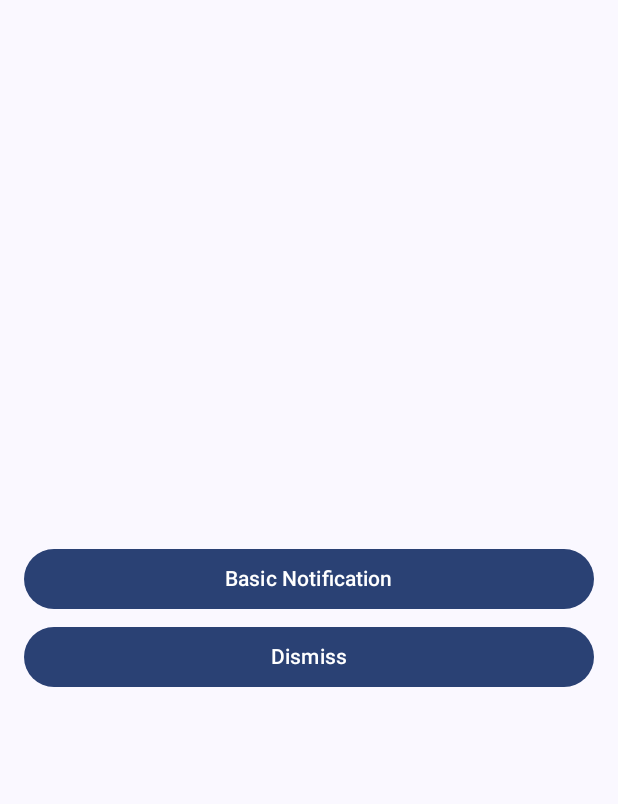
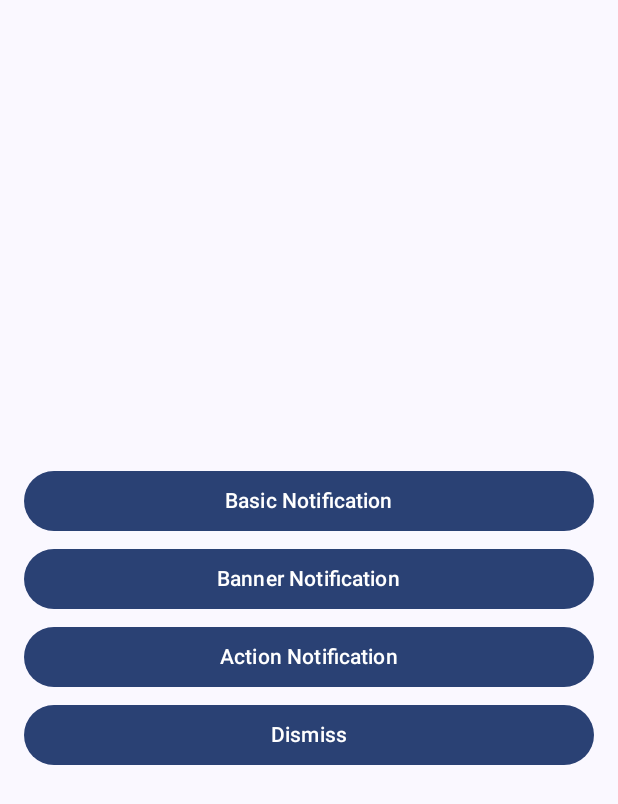
Before and after one commit to anupdey99/AndroidCustomNotifications, an Android app built with Jetpack Compose: the screen it shows after launch (MainActivity), after a tap on "Basic Notification", on a phone screen of 412 x 824 dp. Shown: the top 804 px of the screen. Run offline under Robolectric (Android 15) with nearby library versions, the light colour scheme and no system bars; pictures from the network do not load.

Commit message:
banner and action notification added

```diff
--- a/app/src/main/java/com/anupdey/androidcustomnotifications/MainActivity.kt
+++ b/app/src/main/java/com/anupdey/androidcustomnotifications/MainActivity.kt
@@ -1,91 +1,50 @@
 package com.anupdey.androidcustomnotifications
 
+import android.content.Intent
 import android.os.Bundle
 import androidx.activity.ComponentActivity
 import androidx.activity.compose.setContent
-import androidx.compose.foundation.layout.Arrangement
-import androidx.compose.foundation.layout.Column
-import androidx.compose.foundation.layout.Spacer
-import androidx.compose.foundation.layout.fillMaxSize
-import androidx.compose.foundation.layout.fillMaxWidth
-import androidx.compose.foundation.layout.height
-import androidx.compose.foundation.layout.padding
-import androidx.compose.material3.Button
-import androidx.compose.material3.MaterialTheme
-import androidx.compose.material3.Surface
-import androidx.compose.material3.Text
 import androidx.compose.runtime.Composable
-import androidx.compose.ui.Alignment
-import androidx.compose.ui.Modifier
-import androidx.compose.ui.semantics.contentDescription
-import androidx.compose.ui.semantics.semantics
-import androidx.compose.ui.unit.dp
-import com.anupdey.androidcustomnotifications.data.NotificationData
+import androidx.navigation.NavHostController
+import androidx.navigation.compose.rememberNavController
+import com.anupdey.androidcustomnotifications.nav.NavHostMain
+import com.anupdey.androidcustomnotifications.nav.Screen
 import com.anupdey.androidcustomnotifications.ui.theme.AndroidCustomNotificationsTheme
 import com.anupdey.androidcustomnotifications.util.PermissionUtils
-import com.anupdey.androidcustomnotifications.util.createNotification
-import com.anupdey.androidcustomnotifications.util.createNotificationChannel
-import com.anupdey.androidcustomnotifications.util.showNotification
 
 class MainActivity : ComponentActivity() {
 
+    private lateinit var navController: NavHostController
+
     override fun onCreate(savedInstanceState: Bundle?) {
         super.onCreate(savedInstanceState)
-        setContent { AndroidCustomNotificationsTheme { NotificationTemplate() } }
+        setContent {
+            navController = rememberNavController()
+            AndroidCustomNotificationsTheme { SetupNavController(navController) }
+            handleIntentData(intent)
+        }
 
         PermissionUtils.registerAndRequestNotificationPermission(this)
     }
 
-    @Composable
-    private fun NotificationTemplate() {
-        Surface(
-            modifier = Modifier.fillMaxSize(),
-            color = MaterialTheme.colorScheme.background
-        ) {
-            Column(
-                modifier = Modifier
-                    .fillMaxSize()
-                    .padding(16.dp),
-                horizontalAlignment = Alignment.CenterHorizontally,
-                verticalArrangement = Arrangement.Center
-            ) {
-                Button(
-                    modifier = Modifier
-                        .fillMaxWidth(),
-                    onClick = {
-                        showBasicNotification()
-                    }) {
-                    Text(text = "Basic Notification", modifier = Modifier.semantics {
-                        contentDescription = "This is custom description"
-                    })
-                }
-                Spacer(modifier = Modifier.height(4.dp))
-                Button(
-                    modifier = Modifier
-                        .fillMaxWidth(),
-                    onClick = {
+    override fun onNewIntent(intent: Intent?) {
+        super.onNewIntent(intent)
+        handleIntentData(intent)
+    }
 
-                    }) {
-                    Text(text = "Dismiss")
-                }
+    private fun handleIntentData(intent: Intent?) {
+        intent ?: return
+        val route = intent.getStringExtra("route")
+        when(route) {
+            Screen.ResultScreen.route -> {
+                navController.navigate(Screen.ResultScreen.route)
             }
         }
     }
 
-    private fun showBasicNotification() {
-        val channelId = getString(R.string.notification_channel_default)
-        createNotificationChannel(this, channelId)
-
-        val notification = NotificationData(
-            title = "Basic Notification Title",
-            content = "Basic notification content",
-            ticker = getString(R.string.app_name),
-            channelId = getString(R.string.notification_channel_default),
-            notificationId = 101
-        )
-
-        val notificationBuilder = createNotification(this, notification)
-        showNotification(this, 123, notificationBuilder.build())
+    @Composable
+    private fun SetupNavController(navController: NavHostController) {
+        NavHostMain(navController = navController)
     }
 
 }
--- a/app/src/main/java/com/anupdey/androidcustomnotifications/data/NotificationData.kt
+++ b/app/src/main/java/com/anupdey/androidcustomnotifications/data/NotificationData.kt
@@ -1,10 +1,24 @@
 package com.anupdey.androidcustomnotifications.data
 
+import android.app.PendingIntent
+import android.graphics.Bitmap
+import com.anupdey.androidcustomnotifications.util.NotificationType
+
 data class NotificationData(
+    val type: NotificationType = NotificationType.DEFAULT,
     val title: String = "",
     val content: String = "",
     val ticker: String = "",
+    val url: String = "",
+
+    val actionId: Int = 0,
+    val action1Name: String? = "",
+    val action1PendingIntent: PendingIntent? = null,
+    val action2Name: String? = "",
+    val action2PendingIntent: PendingIntent? = null,
 
     val channelId: String = "",
-    val notificationId: Int = 123
+    val notificationId: Int = 123,
+    var priority: Int = 1, //0 default, 1 high
+    var bitmap: Bitmap? = null
 )
--- /dev/null
+++ b/app/src/main/java/com/anupdey/androidcustomnotifications/nav/NavHost.kt
@@ -0,0 +1,29 @@
+package com.anupdey.androidcustomnotifications.nav
+
+import androidx.compose.runtime.Composable
+import androidx.navigation.NavHostController
+import androidx.navigation.compose.NavHost
+import androidx.navigation.compose.composable
+import com.anupdey.androidcustomnotifications.ui.screen.DashboardScreen
+import com.anupdey.androidcustomnotifications.ui.screen.ResultScreen
+
+sealed class Screen(val route: String) {
+    object DashboardScreen : Screen("dashboard")
+    object ResultScreen : Screen("result")
+}
+
+@Composable
+fun NavHostMain(
+    navController: NavHostController
+) {
+    NavHost(navController = navController, startDestination = Screen.DashboardScreen.route) {
+        composable(route = Screen.DashboardScreen.route) {
+            DashboardScreen(navController)
+        }
+
+        composable(route = Screen.ResultScreen.route) {
+            ResultScreen(navController)
+        }
+
+    }
+}
--- /dev/null
+++ b/app/src/main/java/com/anupdey/androidcustomnotifications/ui/screen/DashboardScreen.kt
@@ -0,0 +1,150 @@
+package com.anupdey.androidcustomnotifications.ui.screen
+
+import android.app.PendingIntent
+import android.content.Context
+import android.content.Intent
+import androidx.compose.foundation.layout.Arrangement
+import androidx.compose.foundation.layout.Column
+import androidx.compose.foundation.layout.Spacer
+import androidx.compose.foundation.layout.fillMaxSize
+import androidx.compose.foundation.layout.fillMaxWidth
+import androidx.compose.foundation.layout.height
+import androidx.compose.foundation.layout.padding
+import androidx.compose.material3.Button
+import androidx.compose.material3.MaterialTheme
+import androidx.compose.material3.Surface
+import androidx.compose.material3.Text
+import androidx.compose.runtime.Composable
+import androidx.compose.ui.Alignment
+import androidx.compose.ui.Modifier
+import androidx.compose.ui.platform.LocalContext
+import androidx.compose.ui.semantics.contentDescription
+import androidx.compose.ui.semantics.semantics
+import androidx.compose.ui.unit.dp
+import androidx.navigation.NavHostController
+import com.anupdey.androidcustomnotifications.MainActivity
+import com.anupdey.androidcustomnotifications.R
+import com.anupdey.androidcustomnotifications.data.NotificationData
+import com.anupdey.androidcustomnotifications.nav.Screen
+import com.anupdey.androidcustomnotifications.util.NotificationBroadcastReceiver
+import com.anupdey.androidcustomnotifications.util.NotificationManager
+import com.anupdey.androidcustomnotifications.util.NotificationType
+import com.anupdey.androidcustomnotifications.util.getPendingFlags
+
+@Composable
+fun DashboardScreen(navController: NavHostController) {
+    val context = LocalContext.current
+    Surface(
+        modifier = Modifier.fillMaxSize(),
+        color = MaterialTheme.colorScheme.background
+    ) {
+        Column(
+            modifier = Modifier
+                .fillMaxSize()
+                .padding(16.dp),
+            horizontalAlignment = Alignment.CenterHorizontally,
+            verticalArrangement = Arrangement.Center
+        ) {
+            Button(
+                modifier = Modifier
+                    .fillMaxWidth(),
+                onClick = {
+                    showBasicNotification(context)
+                }) {
+                Text(text = "Basic Notification", modifier = Modifier.semantics {
+                    contentDescription = "This is custom description"
+                })
+            }
+            Spacer(modifier = Modifier.height(4.dp))
+            Button(
+                modifier = Modifier
+                    .fillMaxWidth(),
+                onClick = {
+                    showBannerNotification(context)
+                }) {
+                Text(text = "Banner Notification",)
+            }
+            Spacer(modifier = Modifier.height(4.dp))
+            Button(
+                modifier = Modifier
+                    .fillMaxWidth(),
+                onClick = {
+                    showActionNotification(context)
+                }) {
+                Text(text = "Action Notification",)
+            }
+            Spacer(modifier = Modifier.height(4.dp))
+            Button(
+                modifier = Modifier
+                    .fillMaxWidth(),
+                onClick = {
+
+                }) {
+                Text(text = "Dismiss")
+            }
+        }
+    }
+}
+
+private fun showBasicNotification(context: Context) {
+    val notificationData = NotificationData(
+        type = NotificationType.DEFAULT,
+        title = "Basic Notification Title",
+        content = "Basic notification content",
+        ticker = context.getString(R.string.app_name),
+        channelId = context.getString(R.string.notification_channel_default),
+        notificationId = 101
+    )
+
+    NotificationManager.process(context, notificationData)
+}
+
+private fun showBannerNotification(context: Context) {
+    val notificationData = NotificationData(
+        type = NotificationType.BANNER,
+        title = "Basic Notification Title",
+        content = "Basic notification content",
+        url = "https://mygptest.grameenphone.com/mygpapi/uploads/s1_cards_1584627647.png",
+        ticker = context.getString(R.string.app_name),
+        channelId = context.getString(R.string.notification_channel_default),
+        notificationId = 102
+    )
+
+    NotificationManager.process(context, notificationData)
+}
+
+private fun showActionNotification(context: Context) {
+
+    val intent1 = Intent(context, NotificationBroadcastReceiver::class.java).apply {
+        putExtra("route", Screen.ResultScreen.route)
+        putExtra("data", "Action1")
+        putExtra("notificationId", 103)
+    }
+    val pendingIntent1 = PendingIntent.getBroadcast(context, 1031, intent1, getPendingFlags())
+
+    val intent2 = Intent(context, NotificationBroadcastReceiver::class.java).apply {
+        putExtra("route", Screen.ResultScreen.route)
+        putExtra("data", "Action2")
+        putExtra("notificationId", 103)
+    }
+    val pendingIntent2 = PendingIntent.getBroadcast(context, 1032, intent2, getPendingFlags())
+
+    val notificationData = NotificationData(
+        type = NotificationType.ACTION,
+        title = "Basic Notification Title",
+        content = "Basic notification content",
+        url = "https://mygptest.grameenphone.com/mygpapi/uploads/s1_cards_1584627647.png",
+
+        actionId = R.drawable.ic_notification,
+        action1Name = "Action1",
+        action1PendingIntent = pendingIntent1,
+        action2Name = "Action2",
+        action2PendingIntent = pendingIntent2,
+
+        ticker = context.getString(R.string.app_name),
+        channelId = context.getString(R.string.notification_channel_default),
+        notificationId = 103
+    )
+
+    NotificationManager.process(context, notificationData)
+}
--- a/app/src/main/java/com/anupdey/androidcustomnotifications/util/NotificationHelpers.kt
+++ b/app/src/main/java/com/anupdey/androidcustomnotifications/util/NotificationHelpers.kt
@@ -32,12 +32,48 @@ fun showNotification(context: Context, id: Int, notification: Notification) {
 fun createNotification(context: Context, notification: NotificationData): NotificationCompat.Builder {
     val intent = Intent(context, MainActivity::class.java)
     val pendingIntent = PendingIntent.getActivity(context, 0, intent, PendingIntent.FLAG_IMMUTABLE)
-    return NotificationCompat.Builder(context, notification.channelId)
+    val builder = NotificationCompat.Builder(context, notification.channelId)
         .setContentTitle(notification.title)
         .setContentText(notification.content)
         .setTicker(notification.ticker)
         .setSmallIcon(R.drawable.ic_launcher_foreground)
         .setContentIntent(pendingIntent)
+        .setPriority(getNotificationPriority(notification.priority))
+        .setAutoCancel(true)
+
+    if (notification.bitmap != null) {
+        builder.setLargeIcon(notification.bitmap)
+        builder.setStyle(
+            NotificationCompat.BigPictureStyle()
+                .bigPicture(notification.bitmap)
+        )
+    }
+
+    if (notification.type == NotificationType.ACTION) {
+        if (!notification.action1Name.isNullOrEmpty() && notification.action1PendingIntent != null) {
+            builder.addAction(
+                notification.actionId,
+                notification.action1Name,
+                notification.action1PendingIntent
+            )
+        }
+        if (!notification.action2Name.isNullOrEmpty() && notification.action2PendingIntent != null) {
+            builder.addAction(
+                notification.actionId,
+                notification.action2Name,
+                notification.action2PendingIntent
+            )
+        }
+    }
+
+    return builder
+}
+
+private fun getNotificationPriority(priority: Int): Int {
+    return if (priority == 0)
+        NotificationCompat.PRIORITY_DEFAULT
+    else
+        NotificationCompat.PRIORITY_MAX
 }
 
 fun createNotification(context: Context, remoteViews: RemoteViews, channelId: String): Notification {
--- /dev/null
+++ b/app/src/main/java/com/anupdey/androidcustomnotifications/util/NotificationType.kt
@@ -0,0 +1,5 @@
+package com.anupdey.androidcustomnotifications.util
+
+enum class NotificationType {
+    DEFAULT, BANNER, ACTION
+}
```
Also changed, not shown: app/build.gradle.kts (+9 -0 lines), app/src/main/AndroidManifest.xml (+6 -1 lines), app/src/main/java/com/anupdey/androidcustomnotifications/ui/screen/ResultScreen.kt (added, +39 -0 lines), app/src/main/java/com/anupdey/androidcustomnotifications/util/Helpers.kt (+18 -0 lines), app/src/main/java/com/anupdey/androidcustomnotifications/util/NotificationBroadcastReceiver.kt (added, +30 -0 lines), app/src/main/java/com/anupdey/androidcustomnotifications/util/NotificationManager.kt (added, +81 -0 lines), gradle/libs.versions.toml (+10 -0 lines).
